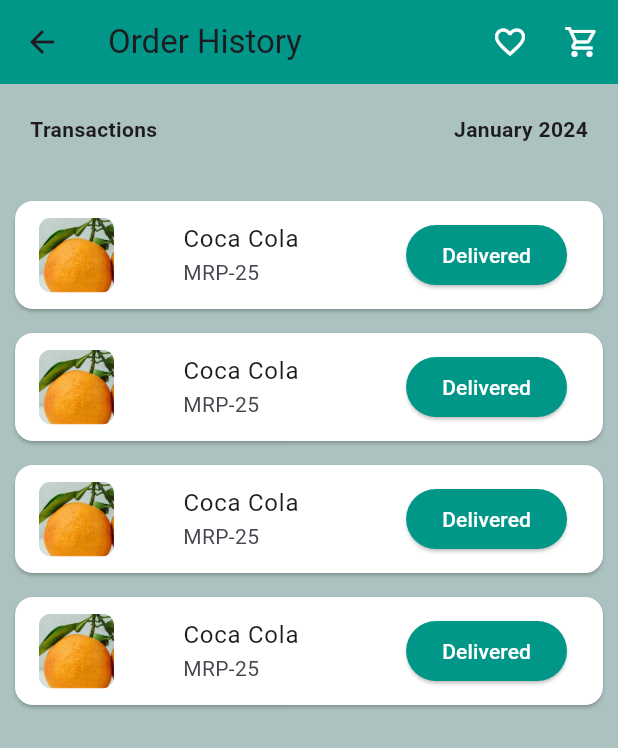
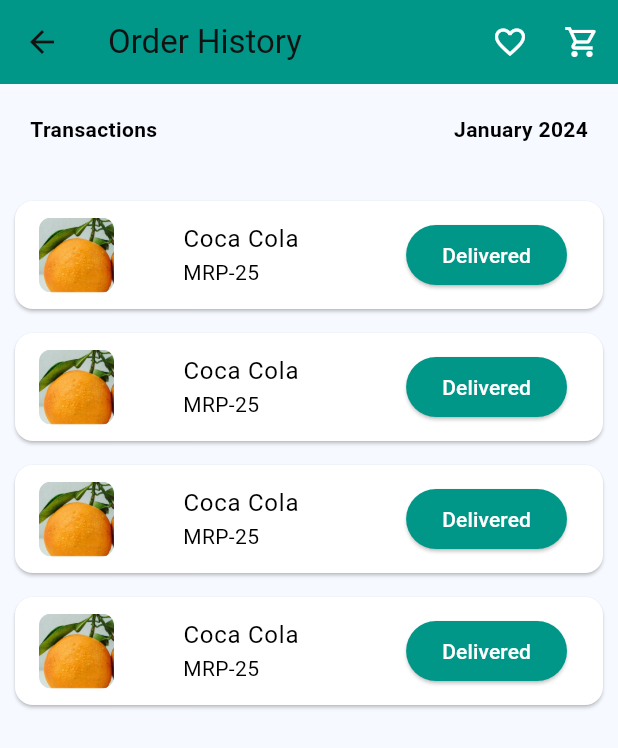
Before and after one commit to pawanbaghel01/daily_mart, a Flutter app: the OrderHistoryPage screen opened directly, on a phone screen of 412 x 824 dp. Shown: the top 748 px of the screen. Run offline on Flutter 3.47's test engine with Material 3 defaults, Android fonts, the phone set to English and light mode, and no system bars; our stand-ins replace cached_network_image, cloud_firestore, firebase_auth, firebase_core, firebase_storage, get and 1 more; accounts and stored records are empty.

Commit message:
add theme changer

```diff
--- /dev/null
+++ b/lib/Config/Themes.dart
@@ -0,0 +1,99 @@
+import 'package:daily_mart/Config/Colors.dart';
+import 'package:flutter/material.dart';
+
+var lightTheme = ThemeData(
+  brightness: Brightness.light,
+  useMaterial3: true,
+  appBarTheme: const AppBarTheme(
+    backgroundColor: lAppBarColor,
+  ),
+  inputDecorationTheme: InputDecorationTheme(
+    fillColor: lOnBackgroundColor,
+    filled: true,
+    border: UnderlineInputBorder(
+      borderSide: BorderSide.none,
+      borderRadius: BorderRadius.circular(10),
+  ),
+  ),
+  colorScheme: const ColorScheme.light(
+    primary: lPrimarColor,
+    onPrimary: lOnBackgroundColor,
+    surface: lBackgroundColor,
+    onSurface: lOnBackgroundColor,
+    primaryContainer: lContainerColor,
+    onPrimaryContainer: lonContainerColor,
+  )
+);
+var darkTheme = ThemeData(
+  brightness: Brightness.dark,
+  useMaterial3: true,
+  appBarTheme: const AppBarTheme(
+    backgroundColor: dAppBarColor,
+  ),
+  inputDecorationTheme: InputDecorationTheme(
+    fillColor: dBackgroundColor,
+    filled: true,
+    border: UnderlineInputBorder(
+      borderSide: BorderSide.none,
+      borderRadius: BorderRadius.circular(10),
+    ),
+  ),
+  colorScheme: const ColorScheme.dark(
+    primary: dPrimarColor,
+    onPrimary: dOnBackgroundColor,
+    surface: dBackgroundColor,
+    onSurface: dOnBackgroundColor,
+    primaryContainer: dContainerColor,
+    onPrimaryContainer: donContainerColor,
+  ),
+  // textTheme: const TextTheme(
+  //   headlineLarge: TextStyle(
+  //     fontSize: 32,
+  //     color: dPrimarColor,
+  //     fontFamily: "Poppins",
+  //     fontWeight: FontWeight.w800,
+  //   ),
+  //   headlineMedium: TextStyle(
+  //     fontSize: 30,
+  //     color: dOnBackgroundColor,
+  //     fontFamily: "Poppins",
+  //     fontWeight: FontWeight.w600,
+  //   ),
+  //   headlineSmall: TextStyle(
+  //     fontSize: 20,
+  //     color: dOnBackgroundColor,
+  //     fontFamily: "Poppins",
+  //     fontWeight: FontWeight.w600,
+  //   ),
+  //   bodyLarge: TextStyle(
+  //     fontSize: 18,
+  //     color: dOnBackgroundColor,
+  //     fontFamily: "Poppins",
+  //     fontWeight: FontWeight.w500,
+  //   ),
+  //   bodyMedium: TextStyle(
+  //     fontSize: 15,
+  //     color: dOnBackgroundColor,
+  //     fontFamily: "Poppins",
+  //     fontWeight: FontWeight.w500,
+  //   ),
+  //   labelLarge: TextStyle(
+  //     fontSize: 15,
+  //     color: donContainerColor,
+  //     fontFamily: "Poppins",
+  //     fontWeight: FontWeight.w400,
+  //   ),
+  //   labelMedium: TextStyle(
+  //     fontSize: 12,
+  //     color: donContainerColor,
+  //     fontFamily: "Poppins",
+  //     fontWeight: FontWeight.w400,
+  //   ),
+  //   labelSmall: TextStyle(
+  //     fontSize: 10,
+  //     color: donContainerColor,
+  //     fontFamily: "Poppins",
+  //     fontWeight: FontWeight.w300,
+  //   ),
+  // ),
+);
--- a/lib/main.dart
+++ b/lib/main.dart
@@ -1,4 +1,5 @@
 
+import 'package:daily_mart/Config/Themes.dart';
 import 'package:daily_mart/firebase_options.dart';
 import 'package:daily_mart/views/splash_view.dart';
 import 'package:firebase_core/firebase_core.dart';
@@ -18,6 +19,9 @@
   @override
   Widget build(BuildContext context) {
     return GetMaterialApp(
+      theme: lightTheme,
+      darkTheme: darkTheme,
+      themeMode: ThemeMode.system,
       debugShowCheckedModeBanner: false,
       home: SplashScreen(),
     );
--- a/lib/views/beverages_page.dart
+++ b/lib/views/beverages_page.dart
@@ -163,6 +163,7 @@
                 fit: BoxFit.cover,
               ),
             ),
+            const Spacer(),
             Padding(
               padding: const EdgeInsets.all(8.0),
               child: Column(
--- a/lib/views/home_dashboard.dart
+++ b/lib/views/home_dashboard.dart
@@ -15,9 +15,8 @@
     final screenWidth = MediaQuery.of(context).size.width;
 
     return Scaffold(
-      backgroundColor: Colors.white,
+      backgroundColor: Theme.of(context).colorScheme.surface,
       appBar: AppBar(
-        backgroundColor: const Color(0xFF4CAF81),
         elevation: 0,
         title: const Text("Groceries"),
         actions: [
--- a/lib/views/order_history_page.dart
+++ b/lib/views/order_history_page.dart
@@ -6,7 +6,7 @@
   @override
   Widget build(BuildContext context) {
     return Scaffold(
-      backgroundColor: const Color(0xFFABC2C0),
+      backgroundColor: Theme.of(context).colorScheme.surface,
       appBar: AppBar(
         title: const Text('Order History'),
         backgroundColor: Colors.teal,
@@ -42,12 +42,12 @@
                 SizedBox(width: 20),
                 Text(
                   "Transactions",
-                  style: TextStyle(fontWeight: FontWeight.bold),
+                  style: TextStyle(fontWeight: FontWeight.bold,color: Colors.black),
                 ),
                 Spacer(),
                 Text(
                   "January 2024",
-                  style: TextStyle(fontWeight: FontWeight.bold),
+                  style: TextStyle(fontWeight: FontWeight.bold,color: Colors.black),
                 ),
                 SizedBox(width: 20),
               ],
@@ -74,11 +74,11 @@
 
                     title: Padding(
                       padding: const EdgeInsets.only(left: 30),
-                      child: const Text("Coca Cola"),
+                      child: const Text("Coca Cola",style: TextStyle(color: Colors.black),),
                     ),
                     subtitle: Padding(
                       padding: const EdgeInsets.only(left: 30),
-                      child: const Text("MRP-25"),
+                      child: const Text("MRP-25",style: TextStyle(color: Colors.black),),
                     ),
                     trailing: ElevatedButton(
                       onPressed: () {},
```
Also changed, not shown: lib/Config/Colors.dart (added, +17 -0 lines), lib/Config/CustomMessage.dart (added, +57 -0 lines), lib/Config/Images.dart (added, +28 -0 lines), lib/Config/PagePath.dart (added, +33 -0 lines), lib/controllers/theme_controller.dart (added, +14 -0 lines), lib/views/browse_page.dart (+4 -7 lines), lib/views/profile_page.dart (+16 -10 lines).
